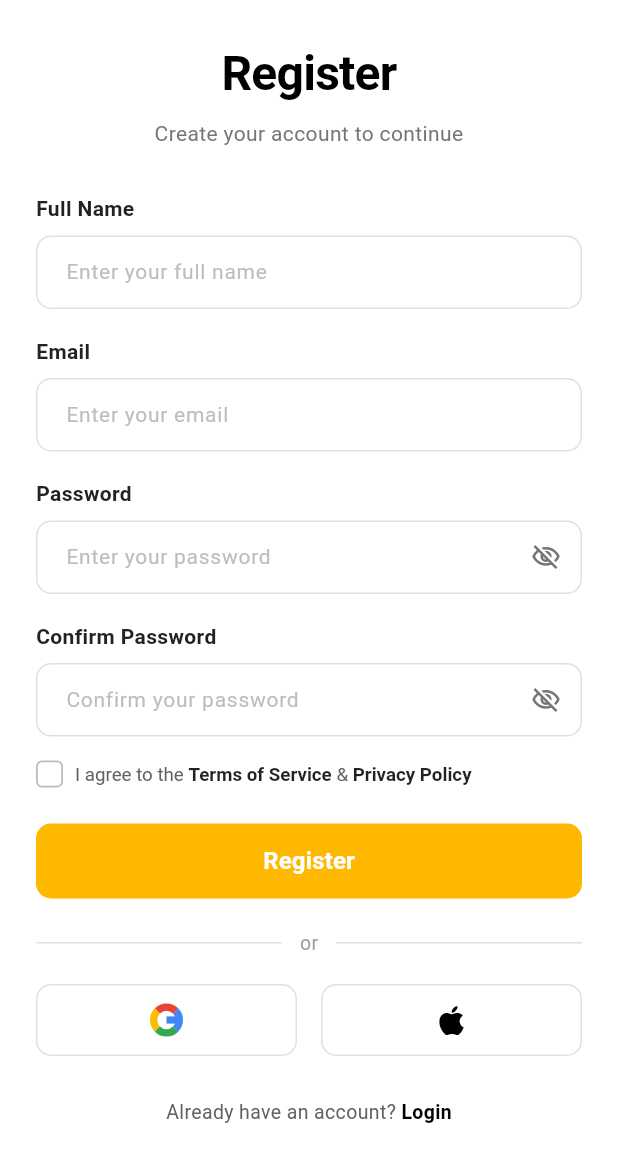
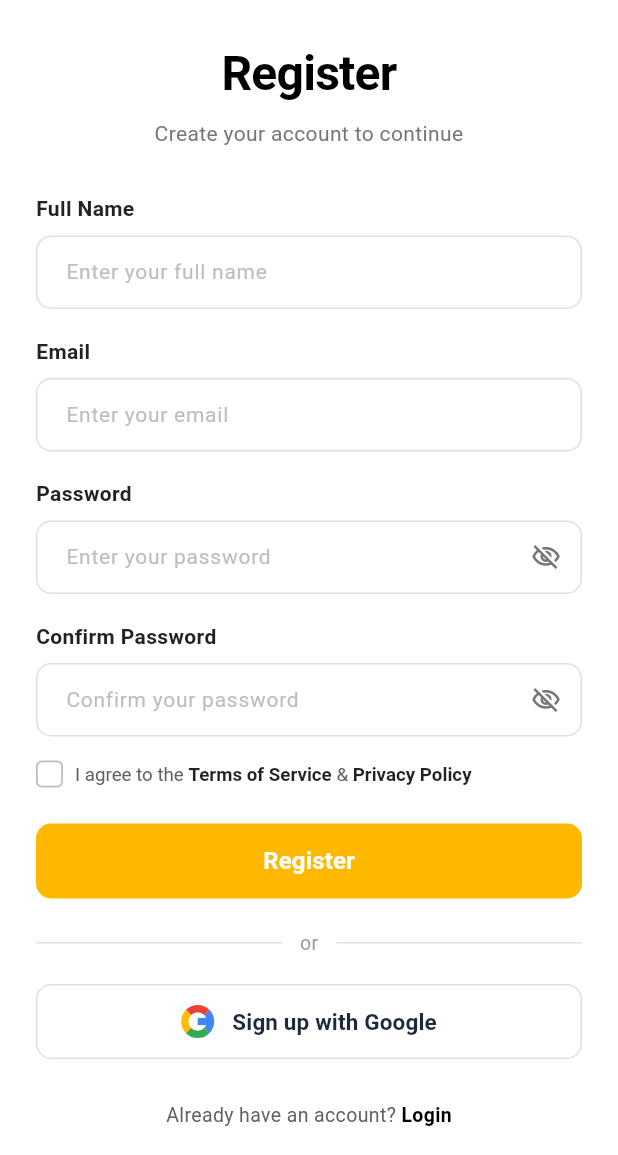
Before and after one commit to bibasshrestha980-npl/note_app, a Flutter app: the screen it shows after launch, after a tap on "Register", on a phone screen of 412 x 824 dp, the part 81-1236 px from its top. Run offline on Flutter 3.47's test engine with Material 3 defaults, Android fonts, the phone set to English and light mode, and no system bars; our stand-ins replace firebase_auth, firebase_core, google_sign_in; accounts and stored records are empty.

Commit message:
Remove Apple sign in and implement Google/Gmail sign in on Login and Register

```diff
--- a/lib/features/auth/view/login_view.dart
+++ b/lib/features/auth/view/login_view.dart
@@ -24,6 +24,7 @@ class _LoginViewState extends State<LoginView> {
   String _selectedLanguage = 'English';
   final AuthController _authController = AuthController();
   bool _isLoading = false;
+  bool _isGoogleLoading = false;
 
   final List<String> _languages = ['English', 'Nepali'];
 
@@ -32,6 +33,27 @@ class _LoginViewState extends State<LoginView> {
     _emailController.dispose();
     _passwordController.dispose();
     super.dispose();
+  }
+
+  Future<void> _handleGoogleSignIn() async {
+    setState(() => _isGoogleLoading = true);
+
+    try {
+      await _authController.signInWithGoogle();
+      if (mounted) {
+        CustomSnackBar.showSuccess(context, 'Signed in with Google!');
+        Navigator.pushReplacement(
+          context,
+          MaterialPageRoute(builder: (context) => const HomeView()),
+        );
+      }
+    } catch (e) {
+      if (mounted) {
+        CustomSnackBar.showError(context, e.toString());
+      }
+    } finally {
+      if (mounted) setState(() => _isGoogleLoading = false);
+    }
   }
 
   Future<void> _handleLogin() async {
@@ -382,55 +404,40 @@ class _LoginViewState extends State<LoginView> {
 
               const SizedBox(height: 22),
 
-              // Social Login Buttons (Google & Apple)
-              Row(
-                children: [
-                  // Google Button
-                  Expanded(
-                    child: InkWell(
-                      onTap: () {},
+              // Social Login Button (Google/Gmail only)
+              SizedBox(
+                height: 50,
+                child: OutlinedButton(
+                  onPressed: _isGoogleLoading ? null : _handleGoogleSignIn,
+                  style: OutlinedButton.styleFrom(
+                    backgroundColor: Colors.white,
+                    side: BorderSide(color: Colors.grey.shade300, width: 1),
+                    shape: RoundedRectangleBorder(
                       borderRadius: BorderRadius.circular(10),
-                      child: Container(
-                        height: 48,
-                        decoration: BoxDecoration(
-                          color: Colors.white,
-                          borderRadius: BorderRadius.circular(10),
-                          border: Border.all(
-                            color: Colors.grey.shade300,
-                            width: 1,
-                          ),
-                        ),
-                        alignment: Alignment.center,
-                        child: const GoogleLogo(size: 22),
-                      ),
                     ),
                   ),
-                  const SizedBox(width: 16),
-                  // Apple Button
-                  Expanded(
-                    child: InkWell(
-                      onTap: () {},
-                      borderRadius: BorderRadius.circular(10),
-                      child: Container(
-                        height: 48,
-                        decoration: BoxDecoration(
-                          color: Colors.white,
-                          borderRadius: BorderRadius.circular(10),
-                          border: Border.all(
-                            color: Colors.grey.shade300,
-                            width: 1,
-                          ),
+                  child: _isGoogleLoading
+                      ? const SizedBox(
+                          height: 20,
+                          width: 20,
+                          child: CircularProgressIndicator(strokeWidth: 2),
+                        )
+                      : const Row(
+                          mainAxisAlignment: MainAxisAlignment.center,
+                          children: [
+                            GoogleLogo(size: 22),
+                            SizedBox(width: 12),
+                            Text(
+                              'Sign in with Google',
+                              style: TextStyle(
+                                fontSize: 15,
+                                fontWeight: FontWeight.w600,
+                                color: Color(0xFF1E293B),
+                              ),
+                            ),
+                          ],
                         ),
-                        alignment: Alignment.center,
-                        child: const Icon(
-                          Icons.apple,
-                          size: 26,
-                          color: Colors.black,
-                        ),
-                      ),
-                    ),
-                  ),
-                ],
+                ),
               ),
 
               const SizedBox(height: 40),
--- a/lib/features/auth/view/register_view.dart
+++ b/lib/features/auth/view/register_view.dart
@@ -25,6 +25,7 @@ class _RegisterViewState extends State<RegisterView> {
   String? _passwordError;
   final AuthController _authController = AuthController();
   bool _isLoading = false;
+  bool _isGoogleLoading = false;
 
   final List<String> _languages = ['English', 'Nepali', 'Spanish', 'French'];
 
@@ -35,6 +36,28 @@ class _RegisterViewState extends State<RegisterView> {
     _passwordController.dispose();
     _confirmPasswordController.dispose();
     super.dispose();
+  }
+
+  Future<void> _handleGoogleSignIn() async {
+    setState(() => _isGoogleLoading = true);
+
+    try {
+      await _authController.signInWithGoogle();
+      if (mounted) {
+        CustomSnackBar.showSuccess(context, 'Signed in with Google!');
+        Navigator.pushAndRemoveUntil(
+          context,
+          MaterialPageRoute(builder: (context) => const HomeView()),
+          (route) => false,
+        );
+      }
+    } catch (e) {
+      if (mounted) {
+        CustomSnackBar.showError(context, e.toString());
+      }
+    } finally {
+      if (mounted) setState(() => _isGoogleLoading = false);
+    }
   }
 
   Future<void> _handleRegister() async {
@@ -572,55 +595,40 @@ class _RegisterViewState extends State<RegisterView> {
 
               const SizedBox(height: 18),
 
-              // Social Registration Buttons
-              Row(
-                children: [
-                  // Google Button
-                  Expanded(
-                    child: InkWell(
-                      onTap: () {},
+              // Social Registration Button (Google/Gmail only)
+              SizedBox(
+                height: 50,
+                child: OutlinedButton(
+                  onPressed: _isGoogleLoading ? null : _handleGoogleSignIn,
+                  style: OutlinedButton.styleFrom(
+                    backgroundColor: Colors.white,
+                    side: BorderSide(color: Colors.grey.shade300, width: 1),
+                    shape: RoundedRectangleBorder(
                       borderRadius: BorderRadius.circular(10),
-                      child: Container(
-                        height: 48,
-                        decoration: BoxDecoration(
-                          color: Colors.white,
-                          borderRadius: BorderRadius.circular(10),
-                          border: Border.all(
-                            color: Colors.grey.shade300,
-                            width: 1,
-                          ),
-                        ),
-                        alignment: Alignment.center,
-                        child: const GoogleLogo(size: 22),
-                      ),
                     ),
                   ),
-                  const SizedBox(width: 16),
-                  // Apple Button
-                  Expanded(
-                    child: InkWell(
-                      onTap: () {},
-                      borderRadius: BorderRadius.circular(10),
-                      child: Container(
-                        height: 48,
-                        decoration: BoxDecoration(
-                          color: Colors.white,
-                          borderRadius: BorderRadius.circular(10),
-                          border: Border.all(
-                            color: Colors.grey.shade300,
-                            width: 1,
-                          ),
+                  child: _isGoogleLoading
+                      ? const SizedBox(
+                          height: 20,
+                          width: 20,
+                          child: CircularProgressIndicator(strokeWidth: 2),
+                        )
+                      : const Row(
+                          mainAxisAlignment: MainAxisAlignment.center,
+                          children: [
+                            GoogleLogo(size: 22),
+                            SizedBox(width: 12),
+                            Text(
+                              'Sign up with Google',
+                              style: TextStyle(
+                                fontSize: 15,
+                                fontWeight: FontWeight.w600,
+                                color: Color(0xFF1E293B),
+                              ),
+                            ),
+                          ],
                         ),
-                        alignment: Alignment.center,
-                        child: const Icon(
-                          Icons.apple,
-                          size: 26,
-                          color: Colors.black,
-                        ),
-                      ),
-                    ),
-                  ),
-                ],
+                ),
               ),
 
               const SizedBox(height: 28),
--- a/pubspec.yaml
+++ b/pubspec.yaml
@@ -38,6 +38,7 @@ dependencies:
   firebase_auth: ^6.7.0
   cloud_firestore: ^6.10.0
   intl: ^0.20.3
+  google_sign_in: ^6.2.2
 
 dev_dependencies:
   flutter_test:
```
Also changed, not shown: lib/features/auth/controller/auth_controller.dart (+37 -0 lines), pubspec.lock, 1 other file.
